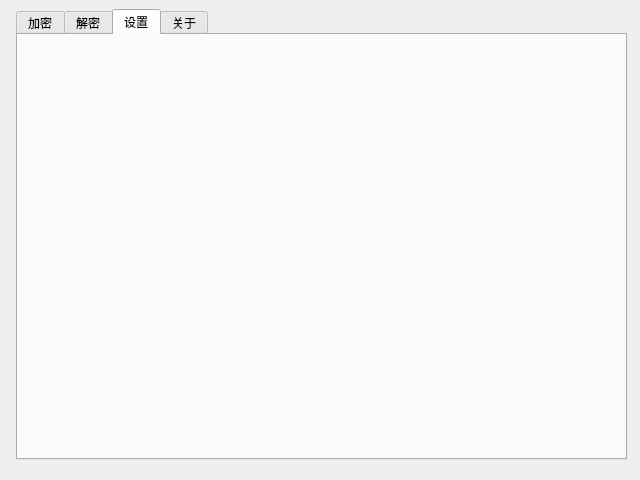
Qt form qoraUI/mainwindow.ui (gorgeousbubble/QoraUI) before a commit.
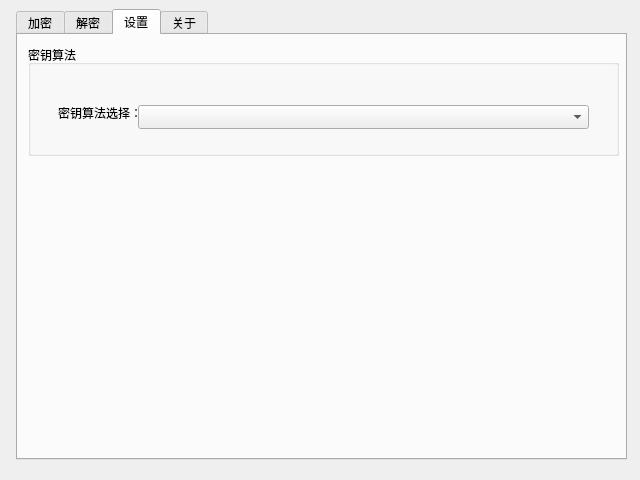
The same form after that commit. The open tabs and pages were chosen to show the change.

Commit message: update algorithms selection in UI

The edit to the form file:
```diff
--- a/qoraUI/mainwindow.ui
+++ b/qoraUI/mainwindow.ui
@@ -379,6 +379,42 @@
      <attribute name="title">
       <string>设置</string>
      </attribute>
+     <widget class="QGroupBox" name="groupBoxAlgorithms">
+      <property name="geometry">
+       <rect>
+        <x>10</x>
+        <y>10</y>
+        <width>591</width>
+        <height>111</height>
+       </rect>
+      </property>
+      <property name="title">
+       <string>密钥算法</string>
+      </property>
+      <widget class="QLabel" name="labelAlgorithms">
+       <property name="geometry">
+        <rect>
+         <x>30</x>
+         <y>60</y>
+         <width>81</width>
+         <height>16</height>
+        </rect>
+       </property>
+       <property name="text">
+        <string>密钥算法选择：</string>
+       </property>
+      </widget>
+      <widget class="QComboBox" name="comboBoxAlorithms">
+       <property name="geometry">
+        <rect>
+         <x>110</x>
+         <y>60</y>
+         <width>451</width>
+         <height>24</height>
+        </rect>
+       </property>
+      </widget>
+     </widget>
     </widget>
     <widget class="QWidget" name="tabAbort">
      <attribute name="title">
```
Left out of the diff: 2 changed lines with no effect on the pictures.
